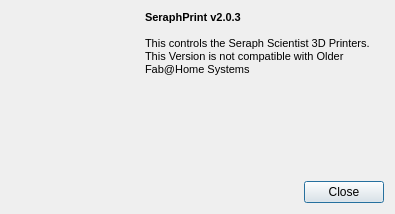
Old version of the form aboutdialog.ui in the repository SeraphRobotics/SeraphPrint.
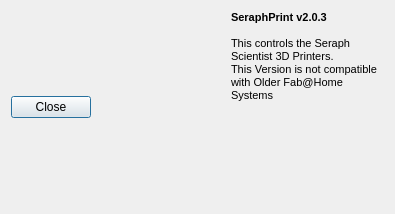
New version of the form. Icons and pictures are not drawn.

Commit message: fixed voxel handling

What changed in the file:
```diff
--- a/aboutdialog.ui
+++ b/aboutdialog.ui
@@ -23,7 +23,17 @@
   <property name="modal">
    <bool>true</bool>
   </property>
-  <layout class="QVBoxLayout" name="verticalLayout_2">
+  <layout class="QHBoxLayout" name="horizontalLayout_2">
+   <item>
+    <widget class="QDialogButtonBox" name="buttonBox">
+     <property name="orientation">
+      <enum>Qt::Horizontal</enum>
+     </property>
+     <property name="standardButtons">
+      <set>QDialogButtonBox::Close</set>
+     </property>
+    </widget>
+   </item>
    <item>
     <layout class="QHBoxLayout" name="horizontalLayout">
      <item>
@@ -102,16 +112,6 @@
      </item>
     </layout>
    </item>
-   <item>
-    <widget class="QDialogButtonBox" name="buttonBox">
-     <property name="orientation">
-      <enum>Qt::Horizontal</enum>
-     </property>
-     <property name="standardButtons">
-      <set>QDialogButtonBox::Close</set>
-     </property>
-    </widget>
-   </item>
   </layout>
  </widget>
  <resources>
```
The commit also changes 1 other file.
